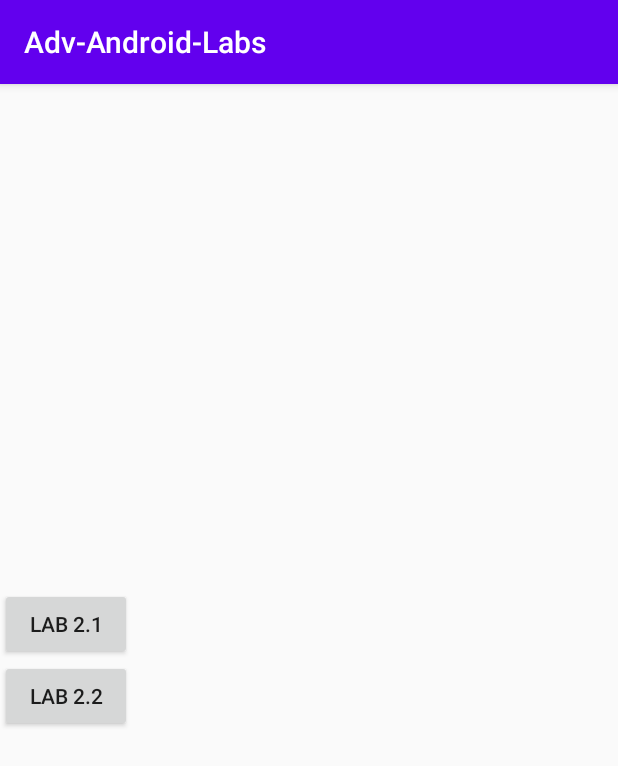
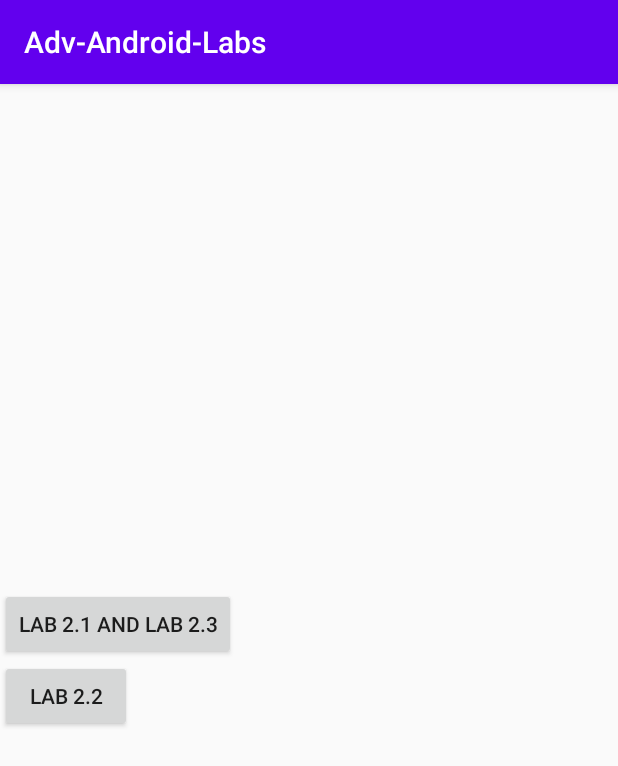
Before and after one commit to pbenipal61/Adv-Android-Labs, an Android app: the screen it shows after launch (MainActivity), on a phone screen of 412 x 824 dp. Shown: the top 766 px of the screen. Run offline under Robolectric (Android 15) with nearby library versions, the phone set to English and light mode, and no system bars.

Commit message:
Main page now shows merging of Lab2.2 and Lab2.3

```diff
--- a/app/src/main/res/layout/activity_main.xml
+++ b/app/src/main/res/layout/activity_main.xml
@@ -26,7 +26,7 @@
                     android:id="@+id/lab_2_1"
                     android:layout_width="wrap_content"
                     android:layout_height="wrap_content"
-                    android:text="Lab 2.1" />
+                    android:text="Lab 2.1 and Lab 2.3" />
                 <Button
                     android:id="@+id/lab_2_2"
                     android:layout_width="wrap_content"
```
